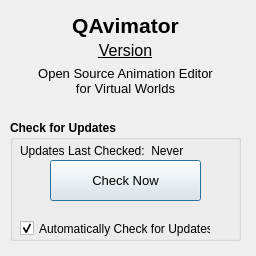
Qt form src/aboutdialog.ui (ap0110/qavimator) before a commit.
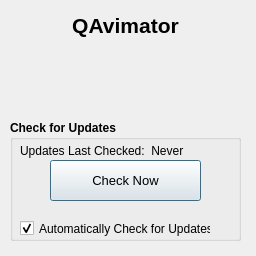
The same form after that commit.

Patch:
```diff
--- a/src/aboutdialog.ui
+++ b/src/aboutdialog.ui
@@ -65,12 +65,12 @@
    </property>
    <property name="font">
     <font>
-     <pointsize>12</pointsize>
-     <underline>true</underline>
+     <pointsize>10</pointsize>
+     <underline>false</underline>
     </font>
    </property>
    <property name="text">
-    <string>Version</string>
+    <string/>
    </property>
    <property name="alignment">
     <set>Qt::AlignCenter</set>
@@ -165,7 +165,7 @@
      <x>10</x>
      <y>60</y>
      <width>231</width>
-     <height>41</height>
+     <height>20</height>
     </rect>
    </property>
    <property name="font">
@@ -174,8 +174,7 @@
     </font>
    </property>
    <property name="text">
-    <string>Open Source Animation Editor
-for Virtual Worlds</string>
+    <string/>
    </property>
    <property name="alignment">
     <set>Qt::AlignCenter</set>
```
Left out of the diff: 2 changed lines with no effect on the pictures.
